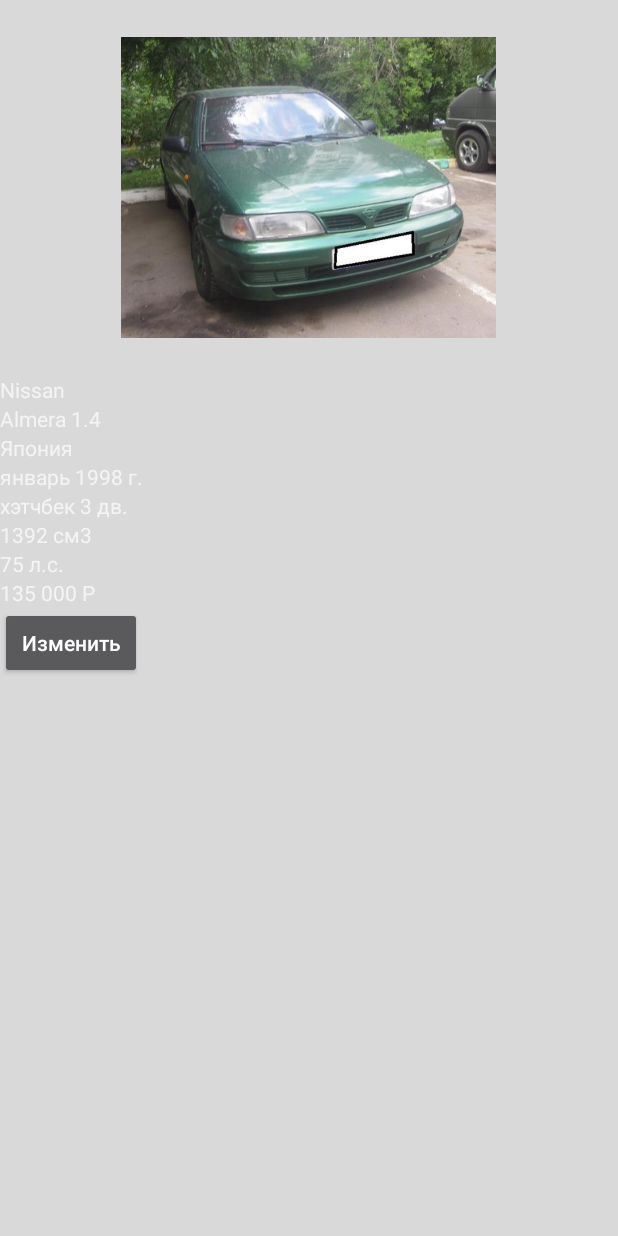
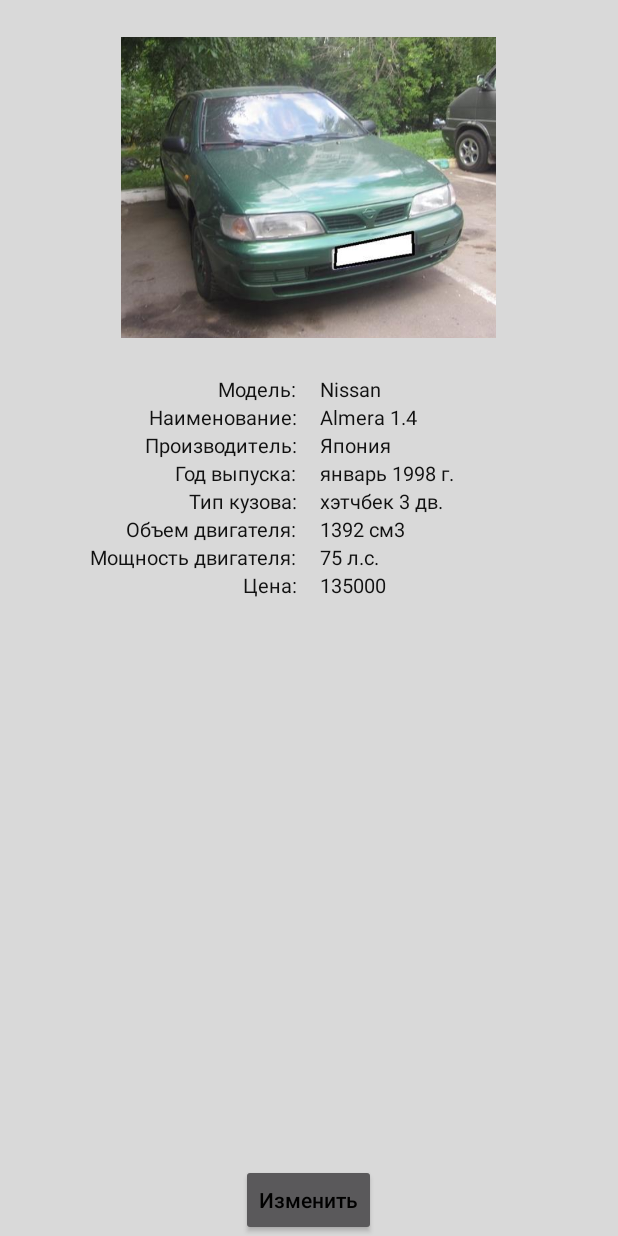
Before and after one commit to mixonko/SQLiteTest, an Android app: the screen it shows after launch (CarInfoActivity), after a tap on "Nissan", on a phone screen of 412 x 824 dp. Run offline under Robolectric (Android 15) with nearby library versions, the phone set to English and light mode, and no system bars; our stand-ins replace Room's generated code.

Commit message:
check point

```diff
--- a/app/src/main/java/com/myapp/test/sqlitetest/CarInfoActivity.java
+++ b/app/src/main/java/com/myapp/test/sqlitetest/CarInfoActivity.java
@@ -4,6 +4,7 @@ import android.app.Activity;
 import android.app.AlertDialog;
 import android.content.DialogInterface;
 import android.content.Intent;
+import android.graphics.Color;
 import android.os.Bundle;
 import android.support.annotation.Nullable;
 import android.view.View;
@@ -77,6 +78,15 @@ public class CarInfoActivity extends Activity implements View.OnClickListener {
                 price.setOnClickListener(CarInfoActivity.this);
                 save.setVisibility(View.VISIBLE);
                 change.setVisibility(View.INVISIBLE);
+
+                carModel.setTextColor(Color.RED);
+                carName.setTextColor(Color.RED);
+                manufacturer.setTextColor(Color.RED);
+                year.setTextColor(Color.RED);
+                bodyType.setTextColor(Color.RED);
+                engineCapacity.setTextColor(Color.RED);
+                enginePower.setTextColor(Color.RED);
+                price.setTextColor(Color.RED);
             }
         });
 
@@ -100,6 +110,15 @@ public class CarInfoActivity extends Activity implements View.OnClickListener {
                 engineCapacity.setClickable(false);
                 enginePower.setClickable(false);
                 price.setClickable(false);
+
+                carModel.setTextColor(Color.BLACK);
+                carName.setTextColor(Color.BLACK);
+                manufacturer.setTextColor(Color.BLACK);
+                year.setTextColor(Color.BLACK);
+                bodyType.setTextColor(Color.BLACK);
+                engineCapacity.setTextColor(Color.BLACK);
+                enginePower.setTextColor(Color.BLACK);
+                price.setTextColor(Color.BLACK);
 
                 save.setVisibility(View.INVISIBLE);
                 change.setVisibility(View.VISIBLE);
--- a/app/src/main/java/com/myapp/test/sqlitetest/Dao/CarDao.java
+++ b/app/src/main/java/com/myapp/test/sqlitetest/Dao/CarDao.java
@@ -28,4 +28,8 @@ public interface CarDao {
     @Update
     public void update(Car car);
 
+    @Query("select * from cars  ORDER BY price ")
+    public List<Car> getAllCarPriceSorted();
+
+
 }
--- a/app/src/main/java/com/myapp/test/sqlitetest/InsertCarActyvity.java
+++ b/app/src/main/java/com/myapp/test/sqlitetest/InsertCarActyvity.java
@@ -1,7 +1,6 @@
 package com.myapp.test.sqlitetest;
 
 import android.app.Activity;
-import android.content.Intent;
 import android.os.Bundle;
 import android.support.annotation.Nullable;
 import android.view.View;
@@ -59,7 +58,10 @@ public class InsertCarActyvity extends Activity {
 
     private void saveCar(){
 
-        if (carModel.getText().toString().isEmpty()||carName.getText().toString().isEmpty()){
+        if (carModel.getText().toString().isEmpty()||carName.getText().toString().isEmpty()
+                ||manufacturer.getText().toString().isEmpty()||year.getText().toString().isEmpty()
+                ||bodyType.getText().toString().isEmpty()||engineCapacity.getText().toString().isEmpty()
+                ||enginePower.getText().toString().isEmpty()||price.getText().toString().isEmpty()){
             Toast.makeText(InsertCarActyvity.this, "Введите данные", Toast.LENGTH_SHORT).show();
         }else{
             Car car = new Car(carModel.getText().toString(),
--- a/app/src/main/java/com/myapp/test/sqlitetest/MainActivity.java
+++ b/app/src/main/java/com/myapp/test/sqlitetest/MainActivity.java
@@ -23,6 +23,7 @@ public class MainActivity extends AppCompatActivity {
     private RecyclerView.LayoutManager layoutManager;
     public static MyAppDatabase database;
     private Button addCar;
+    private Button details;
     public static List<Car> cars;
     public static final String CAR = "car";
 
@@ -37,9 +38,10 @@ public class MainActivity extends AppCompatActivity {
         fillModel();
         fillCar();
 
-        cars = database.carDao().getAllCar();
+        cars = database.carDao().getAllCarPriceSorted();
 
         addCar = findViewById(R.id.addCar);
+        details = findViewById(R.id.details);
 
         recyclerView = findViewById(R.id.recyclerView);
         layoutManager = new LinearLayoutManager(this);
@@ -67,6 +69,13 @@ public class MainActivity extends AppCompatActivity {
                 insertItem();
             }
         });
+
+        details.setOnClickListener(new View.OnClickListener() {
+            @Override
+            public void onClick(View view) {
+
+            }
+        });
     }
 
     private void fillManufacturer() {
@@ -88,18 +97,18 @@ public class MainActivity extends AppCompatActivity {
     }
 
     private void fillCar() {
-        database.carDao().addCar(new Car("Nissan","Almera 1.4", "Япония", R.drawable.nissan_almera ,"январь 1998 г.", "хэтчбек 3 дв.", "1392 cм3", "75 л.с.", "135 000 Р"));
-        database.carDao().addCar(new Car("Toyota","Allion 1.5", "Япония", R.drawable.toyota_allion,"январь 2005 г.", "седан 4 дв.", "1496 cм3", "109 л.с.", "430 000 Р"));
-//        database.carDao().addCar(new Car("Mazda", "2 1.3","Япония", R.drawable.mazda_2,"ноябрь 2008 г.", " хэтчбек 5 дв.", "1349 cм3", "75 л.с.", "354 707 Р"));
-//        database.carDao().addCar(new Car("Geely", "Emgrand EC7 1.5","Китай", R.drawable.geely_emgrand,"2014 г.", "седан 4 дв.", "1498 cм3", " 98 л.с", "365 000 Р"));
-//        database.carDao().addCar(new Car("Chery", "A1/Kimo 1.3","Китай", R.drawable.chery_a1," 2009 г.", "хэтчбек 5 дв.", "1297 cм3", "83 л.с.", "155 000 Р"));
-//        database.carDao().addCar(new Car("Lifan", "320 1.3","Китай", R.drawable.lifan_320,"июль 2013 г.", "хэтчбек 5 дв.", "1342 cм3", "89 л.с.", "220 000 Р"));
-//        database.carDao().addCar(new Car("Audi", "A3 1.2 TFSI", "Германия", R.drawable.audi_a3,"январь 2009 г.", "кабриолет 2 дв.", "1197 cм3", "105 л.с.", "595 000 Р"));
-//        database.carDao().addCar(new Car("Volkswagen", "Golf","Германия", R.drawable.volkswagen_golf,"январь 2014 г.", "купе 3 дв.", "2000 cм3", "301 л.с.", "2 000 000 Р"));
-//        database.carDao().addCar(new Car("Opel", "Antara 2.0","Германия", R.drawable.opel_antara,"январь 2008 г.", "внедорожник 5 дв.", "1991 cм3", "127 л.с.", ""));
-//        database.carDao().addCar(new Car("Opel","Calibra 2.0","Германия", R.drawable.opel_calibra,"1991 г.", "купе 2 дв.", "1998 cм3", "115 л.с.", "90 000 Р"));
-//        database.carDao().addCar(new Car("Opel", "Omega B 2.0","Германия", R.drawable.opel_omega,"сентябрь 1995 г.", "седан 4 дв.", "1998 cм3", "136 л.с.", "75 000 Р"));
-//        database.carDao().addCar(new Car("Opel", "Zafira 1.6","Германия", R.drawable.opel_zafira,"ноябрь 2000 г.", "минивэн 5 дв.", "1598 cм3", "101 л.с.", "296 280 Р"));
+        database.carDao().addCar(new Car("Nissan","Almera 1.4", "Япония", R.drawable.nissan_almera ,"январь 1998 г.", "хэтчбек 3 дв.", "1392 cм3", "75 л.с.", "135000"));
+        database.carDao().addCar(new Car("Toyota","Allion 1.5", "Япония", R.drawable.toyota_allion,"январь 2005 г.", "седан 4 дв.", "1496 cм3", "109 л.с.", "430000"));
+        database.carDao().addCar(new Car("Mazda", "2 1.3","Япония", R.drawable.mazda_2,"ноябрь 2008 г.", " хэтчбек 5 дв.", "1349 cм3", "75 л.с.", "354707"));
+        database.carDao().addCar(new Car("Geely", "Emgrand EC7 1.5","Китай", R.drawable.geely_emgrand,"2014 г.", "седан 4 дв.", "1498 cм3", " 98 л.с", "365000"));
+        database.carDao().addCar(new Car("Chery", "A1/Kimo 1.3","Китай", R.drawable.chery_a1," 2009 г.", "хэтчбек 5 дв.", "1297 cм3", "83 л.с.", "155000"));
+        database.carDao().addCar(new Car("Lifan", "320 1.3","Китай", R.drawable.lifan_320,"июль 2013 г.", "хэтчбек 5 дв.", "1342 cм3", "89 л.с.", "220000"));
+        database.carDao().addCar(new Car("Audi", "A3 1.2 TFSI", "Германия", R.drawable.audi_a3,"январь 2009 г.", "кабриолет 2 дв.", "1197 cм3", "105 л.с.", "595000"));
+        database.carDao().addCar(new Car("Volkswagen", "Golf","Германия", R.drawable.volkswagen_golf,"январь 2014 г.", "купе 3 дв.", "2000 cм3", "301 л.с.", "2000000"));
+        database.carDao().addCar(new Car("Opel", "Antara 2.0","Германия", R.drawable.opel_antara,"январь 2008 г.", "внедорожник 5 дв.", "1991 cм3", "127 л.с.", "200110"));
+        database.carDao().addCar(new Car("Opel","Calibra 2.0","Германия", R.drawable.opel_calibra,"1991 г.", "купе 2 дв.", "1998 cм3", "115 л.с.", "90000"));
+        database.carDao().addCar(new Car("Opel", "Omega B 2.0","Германия", R.drawable.opel_omega,"сентябрь 1995 г.", "седан 4 дв.", "1998 cм3", "136 л.с.", "75000"));
+        database.carDao().addCar(new Car("Opel", "Zafira 1.6","Германия", R.drawable.opel_zafira,"ноябрь 2000 г.", "минивэн 5 дв.", "1598 cм3", "101 л.с.", "296280"));
 
     }
 
--- a/app/src/main/res/layout/activity_main.xml
+++ b/app/src/main/res/layout/activity_main.xml
@@ -10,10 +10,19 @@
         android:layout_height="wrap_content"
         android:orientation="horizontal">
 
-        <Spinner
-            android:id="@+id/spinner"
-            android:layout_width="match_parent"
-            android:layout_height="wrap_content" />
+        <Button
+            android:id="@+id/details"
+            android:layout_width="wrap_content"
+            android:layout_height="wrap_content"
+            android:background="@mipmap/ic_details"
+            android:layout_gravity="right"   />
+
+        <View
+            android:layout_width="0dp"
+            android:layout_weight="1"
+            android:layout_height="match_parent"/>
+
+
 
         <Button
             android:id="@+id/addCar"
--- a/app/src/main/res/layout/car_info.xml
+++ b/app/src/main/res/layout/car_info.xml
@@ -12,84 +12,111 @@
         android:layout_height="250dp"
         android:layout_gravity="center|top" />
 
+    <LinearLayout
+        android:layout_width="match_parent"
+        android:layout_height="wrap_content"
+        android:orientation="horizontal">
+
+        <LinearLayout
+            android:layout_width="0dp"
+            android:layout_height="match_parent"
+            android:layout_marginRight="15dp"
+            android:layout_weight="1"
+            android:gravity="right"
+            android:orientation="vertical">
+
+            <TextView
+                style="@style/text"
+                android:text="@string/model" />
+
+            <TextView
+                style="@style/text"
+                android:text="@string/name" />
+
+            <TextView
+                style="@style/text"
+                android:text="@string/manufacturer" />
+
+            <TextView
+                style="@style/text"
+                android:text="@string/year" />
+
+            <TextView
+                style="@style/text"
+                android:text="@string/body_type" />
+
+            <TextView
+                style="@style/text"
+                android:text="@string/engine_capacity" />
+
+            <TextView
+                style="@style/text"
+                android:text="@string/engine_power" />
+
+            <TextView
+                style="@style/text"
+                android:text="@string/price" />
+        </LinearLayout>
+
+        <LinearLayout
+            android:layout_width="0dp"
+            android:layout_height="match_parent"
+            android:layout_weight="1"
+            android:orientation="vertical">
+
             <TextView
                 android:id="@+id/carModel"
-        android:layout_width="wrap_content"
-        android:layout_height="wrap_content"
-        android:text="TextView" />
+                style="@style/text" />
 
             <TextView
                 android:id="@+id/carName"
-        android:layout_width="wrap_content"
-        android:layout_height="wrap_content"
-        android:text="TextView" />
+                style="@style/text" />
 
             <TextView
                 android:id="@+id/manufacturer"
-        android:layout_width="wrap_content"
-        android:layout_height="wrap_content"
-        android:text="TextView" />
+                style="@style/text" />
 
             <TextView
                 android:id="@+id/year"
-        android:layout_width="wrap_content"
-        android:layout_height="wrap_content"
-        android:text="TextView" />
+                style="@style/text" />
 
             <TextView
                 android:id="@+id/bodyType"
-        android:layout_width="wrap_content"
-        android:layout_height="wrap_content"
-        android:text="TextView" />
+                style="@style/text" />
 
             <TextView
                 android:id="@+id/engineCapacity"
-        android:layout_width="wrap_content"
-        android:layout_height="wrap_content"
-        android:text="TextView" />
+                style="@style/text" />
 
             <TextView
                 android:id="@+id/enginePower"
-        android:layout_width="wrap_content"
-        android:layout_height="wrap_content"
-        android:text="TextView" />
+                style="@style/text" />
 
             <TextView
                 android:id="@+id/price"
-        android:layout_width="wrap_content"
-        android:layout_height="wrap_content"
-        android:text="TextView" />
+                style="@style/text"
+                />
+
+        </LinearLayout>
+
+    </LinearLayout>
 
     <FrameLayout
-        android:layout_width="wrap_content"
-        android:layout_height="wrap_content">
+        android:layout_width="match_parent"
+        android:layout_height="match_parent"
+        android:gravity="center">
 
         <Button
             android:id="@+id/change"
-            android:layout_width="match_parent"
-            android:layout_height="wrap_content"
-            android:text="Изменить"
-            android:textAllCaps="false" />
+            style="@style/button"
+            android:text="@string/button_change" />
 
         <Button
             android:id="@+id/save"
-            android:layout_width="match_parent"
-            android:layout_height="wrap_content"
-            android:text="Сохранить"
-            android:textAllCaps="false"
+            style="@style/button"
+            android:text="@string/button_save"
             android:visibility="invisible" />
 
     </FrameLayout>
 
-
-
-
-    <Button
-        android:id="@+id/cancel"
-        android:layout_width="match_parent"
-        android:layout_height="wrap_content"
-        android:text="Отмена"
-        android:textAllCaps="false"
-        android:visibility="invisible" />
-
 </LinearLayout>
--- a/app/src/main/res/values/strings.xml
+++ b/app/src/main/res/values/strings.xml
@@ -1,3 +1,13 @@
 <resources>
     <string name="app_name">SQLiteTest</string>
+    <string name="model">Модель:</string>
+    <string name="name">Наименование:</string>
+    <string name="manufacturer">Производитель:</string>
+    <string name="year">Год выпуска:</string>
+    <string name="body_type">Тип кузова:</string>
+    <string name="engine_capacity">Объем двигателя:</string>
+    <string name="engine_power">Мощность двигателя:</string>
+    <string name="price">Цена:</string>
+    <string name="button_save">Сохранить</string>
+    <string name="button_change">Изменить</string>
 </resources>
--- a/app/src/main/res/values/styles.xml
+++ b/app/src/main/res/values/styles.xml
@@ -8,4 +8,21 @@
         <item name="colorAccent">@color/colorAccent</item>
     </style>
 
+    <style name="text" >
+        <!-- Customize your theme here. -->
+        <item name="android:textColor">#111</item>
+        <item name="android:textSize">13dp</item>
+        <item name="android:layout_width">wrap_content</item>
+        <item name="android:layout_height">wrap_content</item>
+        <item name="android:maxLength">20</item>
+    </style>
+
+    <style name="button" >
+        <!-- Customize your theme here. -->
+        <item name="android:textColor">#000000</item>
+        <item name="android:layout_width">wrap_content</item>
+        <item name="android:layout_height">wrap_content</item>
+        <item name="android:textAllCaps">false</item>
+        <item name="android:layout_gravity">bottom|center</item>
+    </style>
 </resources>
```
Also changed, not shown: app/src/main/ic_details-web.png (added), app/src/main/res/mipmap-hdpi/ic_details.png (added), app/src/main/res/mipmap-mdpi/ic_details.png (added), app/src/main/res/mipmap-xhdpi/ic_details.png (added), app/src/main/res/mipmap-xxhdpi/ic_details.png (added), app/src/main/res/mipmap-xxxhdpi/ic_details.png (added). Lines whose indentation alone changed are shown as unchanged.
